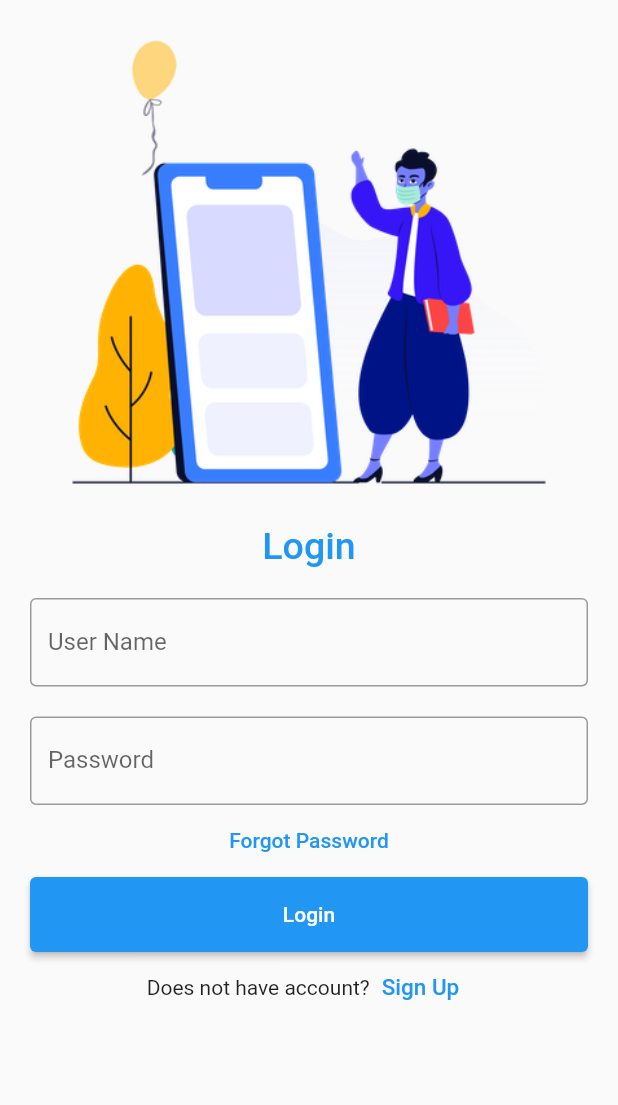
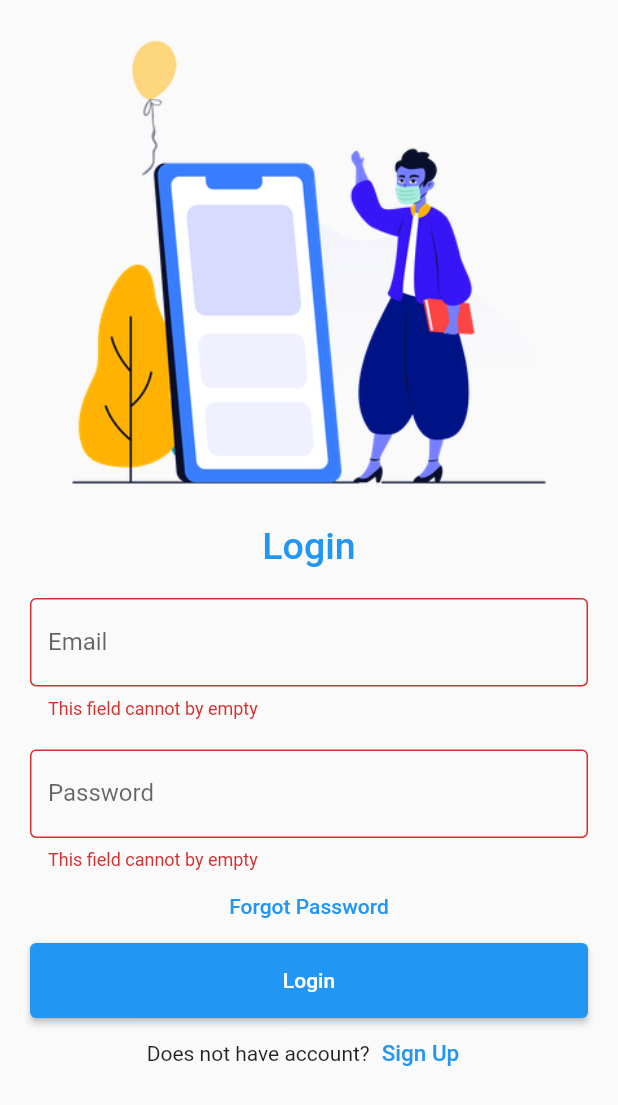
Before and after one commit to Rohit-RA-2020/Login-UI, a Flutter app: the screen it shows after launch, after a tap on "Login", on a phone screen of 412 x 824 dp. Shown: the top 1105 px of the screen. Run offline on Flutter 3.47's test engine with Material 2 defaults, Android fonts, the phone set to English and light mode, and no system bars.

Commit message:
Added Form validation

```diff
--- a/lib/pages/login.dart
+++ b/lib/pages/login.dart
@@ -9,14 +9,18 @@ class LoginPage extends StatefulWidget {
 }
 
 class _State extends State<LoginPage> {
-  TextEditingController nameController = TextEditingController();
+  TextEditingController emailController = TextEditingController();
   TextEditingController passwordController = TextEditingController();
+
+  final _formKey1 = GlobalKey<FormState>();
 
   @override
   Widget build(BuildContext context) {
     return Scaffold(
       body: Padding(
         padding: const EdgeInsets.all(10),
+        child: Form(
+          key: _formKey1,
           child: Center(
             child: ListView(
               children: <Widget>[
@@ -39,17 +43,32 @@ class _State extends State<LoginPage> {
                 ),
                 Container(
                   padding: const EdgeInsets.all(10),
-                child: TextField(
-                  controller: nameController,
+                  child: TextFormField(
+                    validator: (value) {
+                      if (value == null || value.isEmpty) {
+                        return 'This field cannot by empty';
+                      }
+                      if (!value.contains('@')) {
+                        return 'Please enter valid email';
+                      }
+                      return null;
+                    },
+                    controller: emailController,
                     decoration: const InputDecoration(
                       border: OutlineInputBorder(),
-                    labelText: 'User Name',
+                      labelText: 'Email',
                     ),
                   ),
                 ),
                 Container(
                   padding: const EdgeInsets.fromLTRB(10, 10, 10, 0),
-                child: TextField(
+                  child: TextFormField(
+                    validator: (value) {
+                      if (value == null || value.isEmpty) {
+                        return 'This field cannot by empty';
+                      }
+                      return null;
+                    },
                     obscureText: true,
                     controller: passwordController,
                     decoration: const InputDecoration(
@@ -69,7 +88,9 @@ class _State extends State<LoginPage> {
                   padding: const EdgeInsets.fromLTRB(10, 0, 10, 0),
                   child: ElevatedButton(
                     child: const Text('Login'),
-                  onPressed: () {},
+                    onPressed: () {
+                      _formKey1.currentState!.validate();
+                    },
                   ),
                 ),
                 Row(
@@ -94,6 +115,7 @@ class _State extends State<LoginPage> {
             ),
           ),
         ),
+      ),
     );
   }
 }
```
Also changed, not shown: lib/pages/signup.dart (+35 -4 lines). Lines whose indentation alone changed are shown as unchanged.
